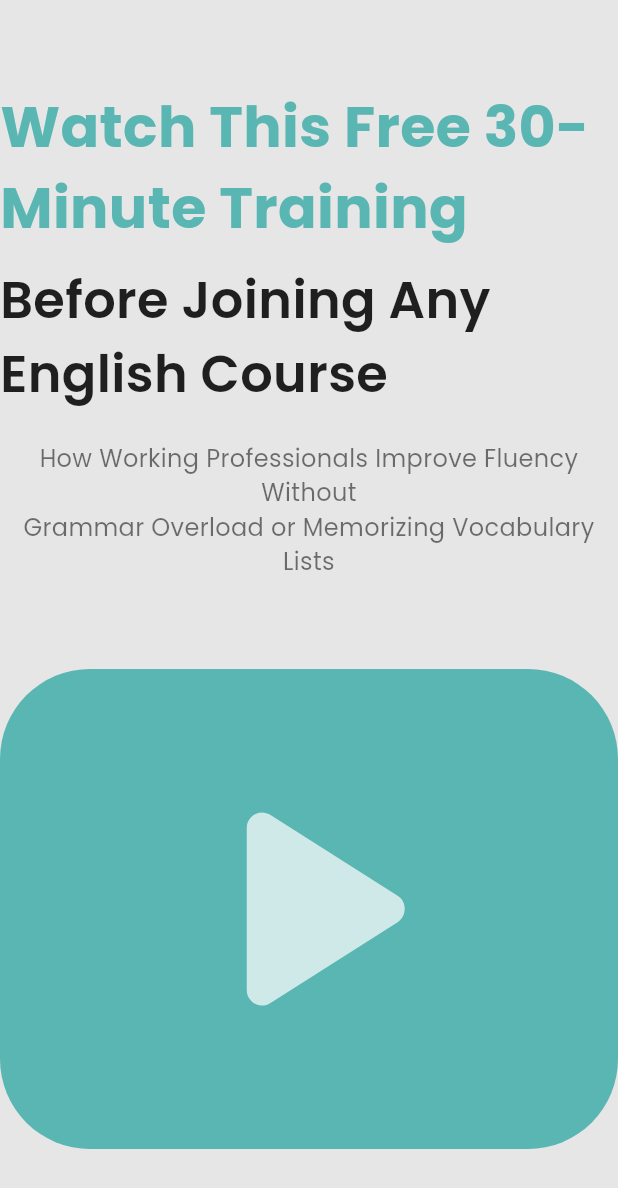
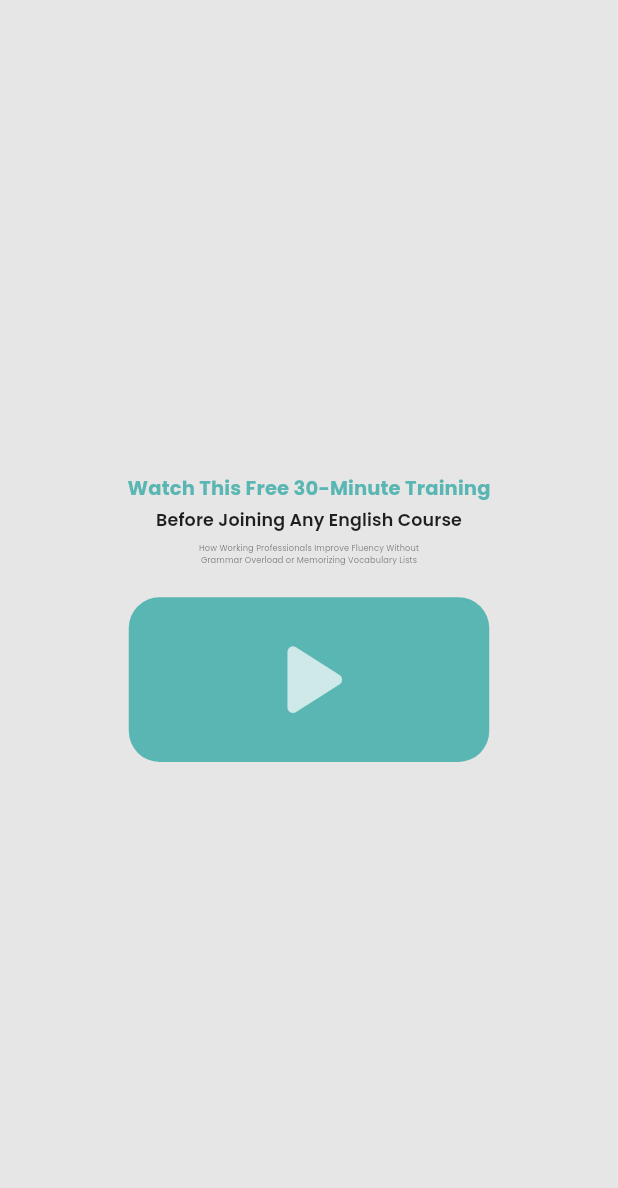
Before and after one commit to arunjoshi/adynee_web, a Flutter app: the screen it shows after launch, after a tap on "About", after a tap on "Batches", after a tap on "Confused ?..watch free training", on a phone screen of 412 x 824 dp. Shown: the top 1188 px of the screen. Run offline on Flutter 3.47's test engine with Material 3 defaults, Android fonts, the phone set to English and light mode, and no system bars; our stand-ins replace go_router, google_fonts, responsive_framework, youtube_player_iframe.

Commit message:
website responsiveness loaded

```diff
--- a/lib/main.dart
+++ b/lib/main.dart
@@ -4,6 +4,7 @@ import 'package:adynee_web/screens/show_video_screen.dart';
 import 'package:adynee_web/screens/training_video_screen.dart';
 import 'package:flutter/material.dart';
 import 'package:go_router/go_router.dart';
+import 'package:responsive_framework/responsive_framework.dart';
 
 void main() {
   runApp(MyApp());
@@ -21,12 +22,27 @@ class MyApp extends StatelessWidget {
         fontFamily: "Poppins",
       ),
       routerConfig: _router,
-      //home: const MainPage(),
+
+
+      builder: (context, child) => ResponsiveBreakpoints.builder(
+        child: ResponsiveScaledBox(
+          width: 1200,
+          child: child!,
+        ),
+        breakpoints: [
+          const Breakpoint(start: 0, end: 450, name: MOBILE),
+          const Breakpoint(start: 451, end: 800, name: TABLET),
+          const Breakpoint(start: 801, end: 1920, name: DESKTOP),
+          const Breakpoint(start: 1921, end: double.infinity, name: '4K'),
+        ],
+      ),
+
     );
   }
 
   // Configure routes using GoRouter
   final GoRouter _router = GoRouter(
+
     routes: [
       GoRoute(
         path: '/',
@@ -45,6 +61,7 @@ class MyApp extends StatelessWidget {
         builder: (context, state) => SurpriseVideoPage(),
       ),
 
+
     ],
   );
 }
--- a/lib/screens/main_page.dart
+++ b/lib/screens/main_page.dart
@@ -45,6 +45,10 @@ class _MainPageState extends State<MainPage> {
   }
 
   Widget _navBar() {
+
+    double width = MediaQuery.of(context).size.width;
+    bool isMobile = width < 800;
+
     return Container(
       color: selectedPage == 1 ?  AppColors.about_bg_color :
       selectedPage == 2 ?  AppColors.batch_bg_color  :
--- a/pubspec.yaml
+++ b/pubspec.yaml
@@ -41,6 +41,8 @@ dependencies:
   fluttertoast: ^8.0.7
   go_router: ^14.0.1
   youtube_player_iframe: ^5.1.0
+  responsive_framework: ^1.5.1
+
 
 dev_dependencies:
   flutter_test:
```
Also changed, not shown: lib/responsive/responsive_layout.dart (added, +30 -0 lines), pubspec.lock.
